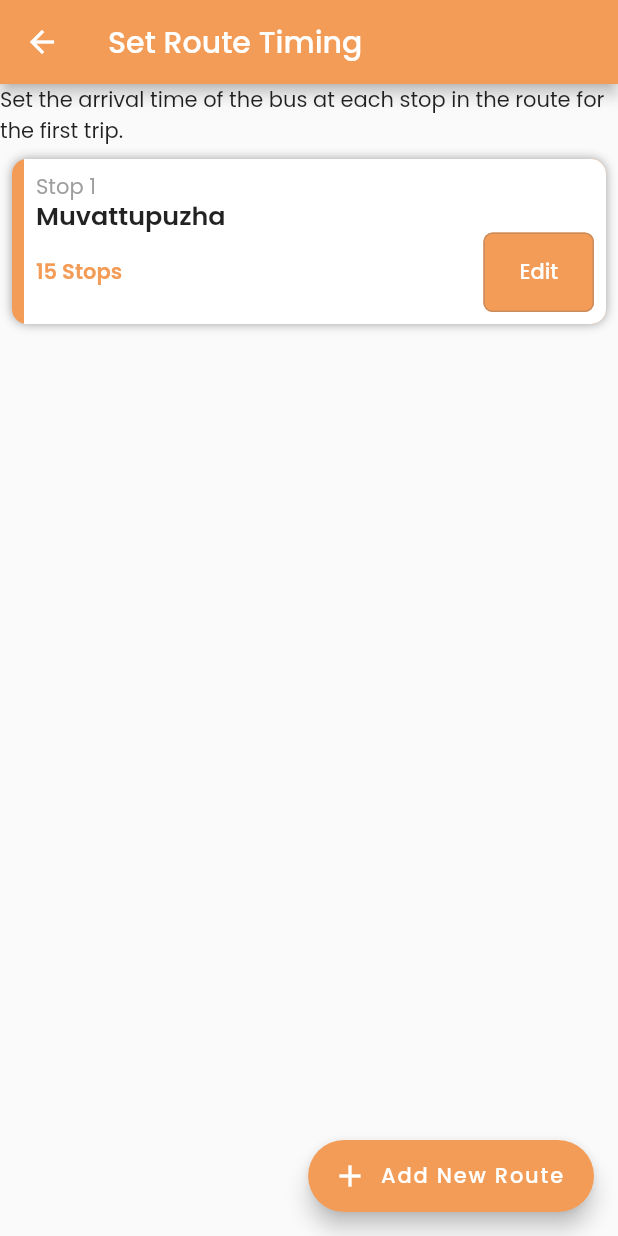
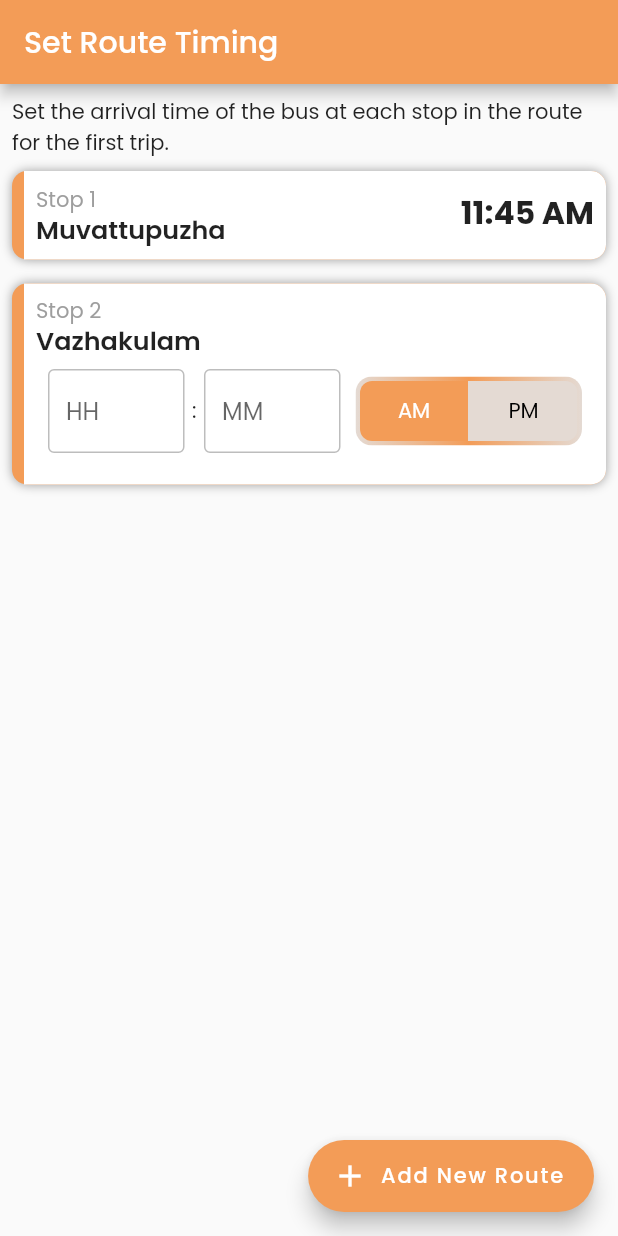
Before and after one commit to AthulJohn/combus, a Flutter app: the TimeingSelectionScreen screen opened directly, on a phone screen of 412 x 824 dp. Run offline on Flutter 3.47's test engine with Material 2 defaults, Android fonts, the phone set to English and light mode, and no system bars; drawn by our look-alikes of toggle_switch; our stand-ins replace flutter_map, latlong2, text_scroll, timelines; missing offline and left inert: flutter_analog_clock.

Commit message:
select time screen almost done

```diff
--- a/lib/constants/text_styles.dart
+++ b/lib/constants/text_styles.dart
@@ -4,6 +4,8 @@
 
 abstract class AppTextStyles {
   static TextStyle get mediumBold =>
+      TextStyle(fontSize: 21, fontWeight: FontWeight.w500, height: 1.2);
+  static TextStyle get mediumSemiBold =>
       TextStyle(fontSize: 21, fontWeight: FontWeight.bold, height: 1.2);
   static TextStyle get medium => TextStyle(fontSize: 21, height: 1.2);
 
--- a/lib/main.dart
+++ b/lib/main.dart
@@ -7,6 +7,7 @@
 import 'package:combus/view/screens/admin/stop_selection.dart';
 import 'package:flutter/material.dart';
 
+import 'view/screens/admin/timing_select_screen.dart';
 import 'view/screens/user/home_screen.dart';
 import 'view/screens/user/tracker_screen.dart';
 
@@ -24,7 +25,7 @@
         theme: ThemeData(
           fontFamily: 'Poppins',
         ),
-        home: const RoutesScreen());
+        home: const TimeingSelectionScreen());
   }
 }
 
--- a/lib/view/screens/admin/timing_select_screen.dart
+++ b/lib/view/screens/admin/timing_select_screen.dart
@@ -1,7 +1,10 @@
 import 'package:combus/constants/color_theme.dart';
 import 'package:combus/view/components/buttons.dart';
 import 'package:combus/view/components/list_tile.dart';
+import 'package:combus/view/components/text_fields.dart';
 import 'package:flutter/material.dart';
+import 'package:flutter_analog_clock/flutter_analog_clock.dart';
+import 'package:toggle_switch/toggle_switch.dart';
 
 import '../../../constants/text_styles.dart';
 
@@ -15,14 +18,22 @@
         title: Text("Set Route Timing"),
         backgroundColor: AppColorTheme.primaryColor,
       ),
-      body: ListView(children: [
+      body: Padding(
+        padding: const EdgeInsets.all(8.0),
+        child: ListView(children: [
           Text(
               "Set the arrival time of the bus at each stop in the route for the first trip."),
-        Padding(
-          padding: const EdgeInsets.all(8.0),
+          Container(
+            height: 75,
+            padding: const EdgeInsets.symmetric(vertical: 8.0),
             child: AppListTile(
-              child: Column(
-            crossAxisAlignment: CrossAxisAlignment.stretch,
+                child: Row(
+              mainAxisAlignment: MainAxisAlignment.spaceBetween,
+              crossAxisAlignment: CrossAxisAlignment.center,
+              children: [
+                Column(
+                  mainAxisAlignment: MainAxisAlignment.spaceEvenly,
+                  crossAxisAlignment: CrossAxisAlignment.start,
                   children: [
                     Text(
                       "Stop 1",
@@ -32,20 +43,87 @@
                       "Muvattupuzha",
                       style: AppTextStyles.semiBold,
                     ),
-              Row(
-                mainAxisAlignment: MainAxisAlignment.spaceBetween,
-                children: [
+                    // AnalogClock(
+                    //   hourHandColor: AppColorTheme.primaryColor,
+                    //   minuteHandColor: AppColorTheme.primaryColor,
+                    // ),
+                  ],
+                ),
                 Text(
-                    "15 Stops",
-                    style: AppTextStyles.semiBoldOrange,
-                  ),
-                  AppFilledButton(text: "Edit")
-                ],
+                  "11:45 AM",
+                  style: AppTextStyles.mediumSemiBold,
                 )
               ],
             )),
+          ),
+          Container(
+            height: 150,
+            padding: const EdgeInsets.symmetric(vertical: 8.0),
+            child: AppListTile(
+                child: Column(
+              crossAxisAlignment: CrossAxisAlignment.stretch,
+              children: [
+                Text(
+                  "Stop 2",
+                  style: AppTextStyles.grey,
+                ),
+                Text(
+                  "Vazhakulam",
+                  style: AppTextStyles.semiBold,
+                ),
+                // AnalogClock(
+                //   hourHandColor: AppColorTheme.primaryColor,
+                //   minuteHandColor: AppColorTheme.primaryColor,
+                // ),
+                Padding(
+                  padding: const EdgeInsets.all(8.0),
+                  child: Row(
+                    children: [
+                      Expanded(
+                          flex: 2,
+                          child: OutlineTextField(
+                            hintText: "HH",
+                          )),
+                      SizedBox(width: 5),
+                      Text(":"),
+                      SizedBox(width: 5),
+                      Expanded(
+                          flex: 2,
+                          child: OutlineTextField(
+                            hintText: "MM",
+                          )),
+                      SizedBox(width: 10),
+                      // Expanded(
+                      //     flex: 3,
+                      // child:
+                      ToggleSwitch(
+                        // minWidth: 60.0,
+                        initialLabelIndex: 0,
+                        borderWidth: 3,
+                        borderColor: [
+                          AppColorTheme.disabled,
+                          AppColorTheme.primaryColor,
+                          AppColorTheme.disabled,
+                        ],
+                        activeBgColor: [
+                          AppColorTheme.primaryColor,
+                        ],
+                        activeFgColor: Colors.white,
+                        inactiveBgColor: AppColorTheme.disabled,
+                        inactiveFgColor: Colors.black,
+                        labels: ['AM', 'PM'],
+                        onToggle: (index) {},
+                        animate: true,
+                        // )
+                      ),
+                    ],
+                  ),
                 )
+              ],
+            )),
+          ),
         ]),
+      ),
       floatingActionButton:
           AppFloatingLabelButton(icon: Icons.add, text: "Add New Route"),
     );
--- a/lib/view/screens/admin/trips_edit_screen.dart
+++ b/lib/view/screens/admin/trips_edit_screen.dart
@@ -3,11 +3,6 @@
 import 'package:combus/view/components/buttons.dart';
 import 'package:combus/view/components/text_fields.dart';
 import 'package:flutter/material.dart';
-
-import '../../../models/bus.dart';
-import '../../components/background_design.dart';
-import '../../components/bus_card.dart';
-import '../../components/route_search_card.dart';
 
 class TripEditScreen extends StatelessWidget {
   const TripEditScreen({super.key});
--- a/pubspec.yaml
+++ b/pubspec.yaml
@@ -13,6 +13,7 @@
   timelines: ^0.1.0
   flutter_map: ^5.0.0
   flutter_analog_clock: ^1.0.3
+  toggle_switch: ^2.1.0
 
 dev_dependencies:
   flutter_test:
```
Also changed, not shown: pubspec.lock. Lines whose indentation alone changed are shown as unchanged.
